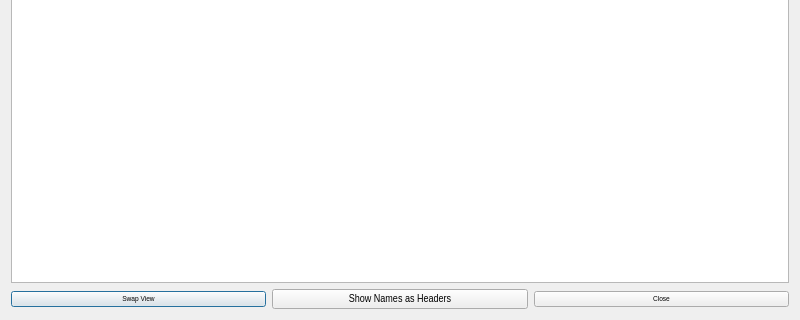
Before: the Qt Designer form ScoresWindow.ui in rmick/Combobulator, drawn with Qt 5; both pictures show x 0 to 800 and y 280 to 600 of the 800 by 600 pixel window.
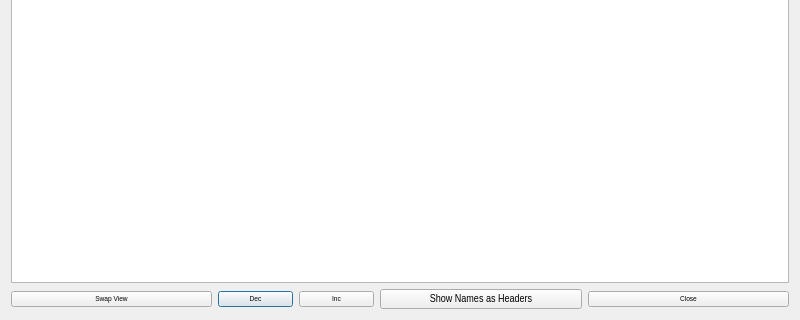
After: the same form once the commit is applied.

The edit to the form file:
```diff
--- a/ScoresWindow.ui
+++ b/ScoresWindow.ui
@@ -20,7 +20,7 @@
    <string>Dialog</string>
   </property>
   <layout class="QGridLayout" name="gridLayout">
-   <item row="0" column="0" colspan="3">
+   <item row="0" column="0" colspan="5">
     <widget class="QTableWidget" name="scoreTable">
      <property name="font">
       <font>
@@ -55,34 +55,47 @@
      <attribute name="horizontalHeaderCascadingSectionResizes">
       <bool>false</bool>
      </attribute>
+     <attribute name="horizontalHeaderMinimumSectionSize">
+      <number>10</number>
+     </attribute>
      <attribute name="horizontalHeaderDefaultSectionSize">
       <number>25</number>
      </attribute>
      <attribute name="horizontalHeaderHighlightSections">
       <bool>false</bool>
      </attribute>
-     <attribute name="horizontalHeaderMinimumSectionSize">
-      <number>10</number>
-     </attribute>
      <attribute name="horizontalHeaderStretchLastSection">
       <bool>false</bool>
      </attribute>
      <attribute name="verticalHeaderVisible">
       <bool>false</bool>
      </attribute>
+     <attribute name="verticalHeaderMinimumSectionSize">
+      <number>5</number>
+     </attribute>
      <attribute name="verticalHeaderDefaultSectionSize">
       <number>30</number>
      </attribute>
      <attribute name="verticalHeaderHighlightSections">
       <bool>false</bool>
      </attribute>
-     <attribute name="verticalHeaderMinimumSectionSize">
-      <number>5</number>
-     </attribute>
      <row/>
      <column/>
     </widget>
    </item>
+   <item row="1" column="1">
+    <widget class="QPushButton" name="btn_ReduceFont">
+     <property name="maximumSize">
+      <size>
+       <width>75</width>
+       <height>16777215</height>
+      </size>
+     </property>
+     <property name="text">
+      <string>Dec</string>
+     </property>
+    </widget>
+   </item>
    <item row="1" column="0">
     <widget class="QPushButton" name="btn_ViewMode">
      <property name="text">
@@ -90,14 +103,14 @@
      </property>
     </widget>
    </item>
-   <item row="1" column="2">
+   <item row="1" column="4">
     <widget class="QPushButton" name="btn_Close">
      <property name="text">
       <string>Close</string>
      </property>
     </widget>
    </item>
-   <item row="1" column="1">
+   <item row="1" column="3">
     <widget class="QPushButton" name="btn_NameNumberMode">
      <property name="font">
       <font>
@@ -112,6 +125,19 @@
      </property>
     </widget>
    </item>
+   <item row="1" column="2">
+    <widget class="QPushButton" name="btn_EnlargeFont">
+     <property name="maximumSize">
+      <size>
+       <width>75</width>
+       <height>16777215</height>
+      </size>
+     </property>
+     <property name="text">
+      <string>Inc</string>
+     </property>
+    </widget>
+   </item>
   </layout>
  </widget>
  <resources/>
```
